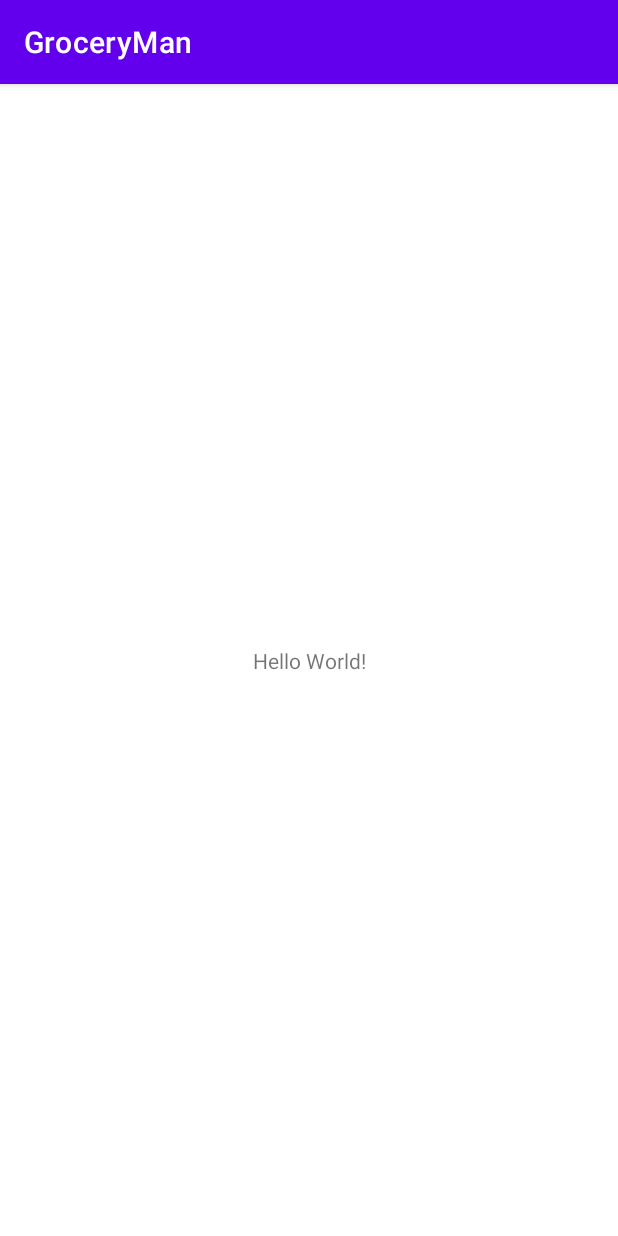
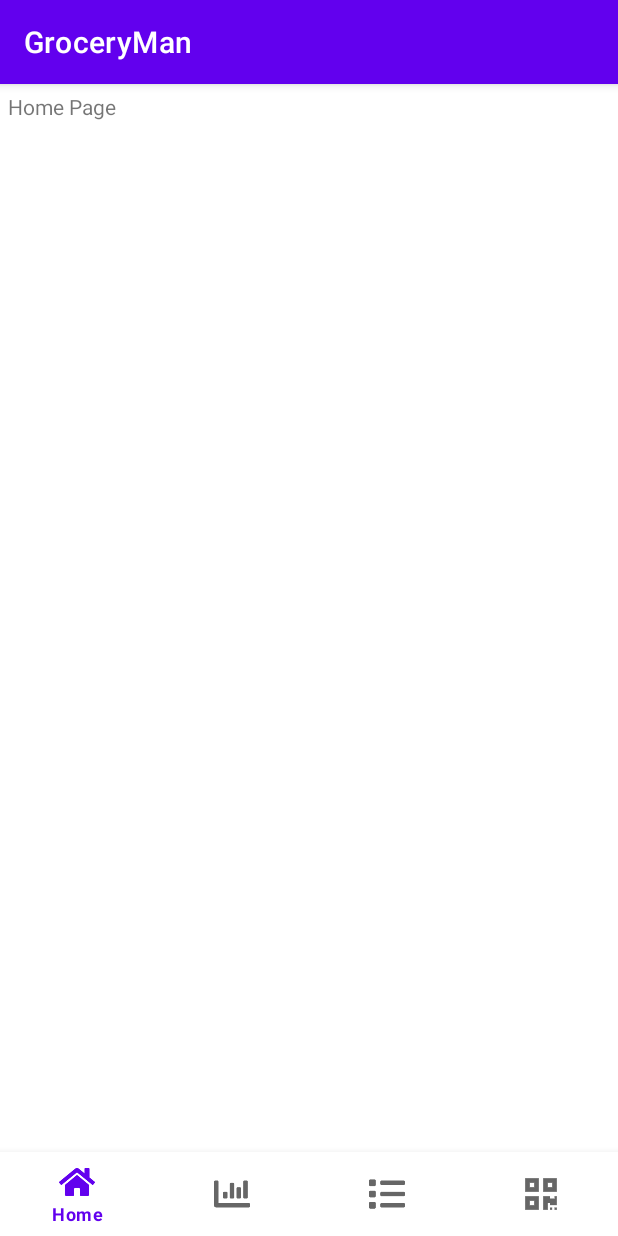
Before and after one commit to nikkon404/GroceryMan, an Android app: the screen it shows after launch (MainActivity), on a phone screen of 412 x 824 dp. Run offline under Robolectric (Android 15) with nearby library versions, the light colour scheme and no system bars.

Commit message:
added bottom nav bar

```diff
--- a/app/build.gradle
+++ b/app/build.gradle
@@ -29,10 +29,15 @@ android {
 
 dependencies {
 
+    implementation 'com.google.android.material:material:1.1.0'
+
+
     implementation 'androidx.appcompat:appcompat:1.5.1'
     implementation 'com.google.android.material:material:1.7.0'
     implementation 'androidx.constraintlayout:constraintlayout:2.1.4'
     testImplementation 'junit:junit:4.13.2'
     androidTestImplementation 'androidx.test.ext:junit:1.1.4'
     androidTestImplementation 'androidx.test.espresso:espresso-core:3.5.0'
+
+
 }
--- a/app/src/main/AndroidManifest.xml
+++ b/app/src/main/AndroidManifest.xml
@@ -14,7 +14,7 @@
         android:theme="@style/Theme.GroceryMan"
         tools:targetApi="31">
         <activity
-            android:name=".MainActivity"
+            android:name=".Activities.MainActivity"
             android:exported="true">
             <intent-filter>
                 <action android:name="android.intent.action.MAIN" />
--- /dev/null
+++ b/app/src/main/java/com/nikkon/groceryman/Activities/MainActivity.java
@@ -0,0 +1,62 @@
+package com.nikkon.groceryman.Activities;
+
+import androidx.annotation.NonNull;
+import androidx.appcompat.app.AppCompatActivity;
+import androidx.fragment.app.Fragment;
+
+import android.os.Bundle;
+import android.view.MenuItem;
+
+import com.google.android.material.bottomnavigation.BottomNavigationView;
+import com.google.android.material.navigation.NavigationBarView;
+import com.nikkon.groceryman.Fragments.ChartFragment;
+import com.nikkon.groceryman.Fragments.HomeFragment;
+import com.nikkon.groceryman.Fragments.ScannerFragment;
+import com.nikkon.groceryman.R;
+
+public class MainActivity extends AppCompatActivity implements NavigationBarView.OnItemSelectedListener {
+
+    BottomNavigationView bottomNavigationView;
+
+    @Override
+    protected void onCreate(Bundle savedInstanceState) {
+        super.onCreate(savedInstanceState);
+        setContentView(R.layout.activity_main);
+        bottomNavigationView = findViewById(R.id.bottom_nav);
+        bottomNavigationView.setOnItemSelectedListener(this);
+        loadFragment(new HomeFragment());
+
+    }
+
+    void loadFragment(Fragment fragment) {
+        //to attach fragment
+        getSupportFragmentManager().beginTransaction().replace(R.id.relativelayout, fragment).commit();
+    }
+
+    @Override
+    public boolean onNavigationItemSelected(@NonNull MenuItem item) {
+        Fragment fragment = null;
+        switch (item.getItemId()) {
+            case R.id.nav_home:
+                fragment = new HomeFragment();
+                break;
+            case R.id.nav_chart:
+                fragment = new ChartFragment();
+                break;
+            case R.id.nav_shopping_list:
+                break;
+            case R.id.nav_qr_scan:
+                fragment = new ScannerFragment();
+                break;
+        }
+        if (fragment != null) {
+            loadFragment(fragment);
+        }
+        return true;
+    }
+
+    @Override
+    public void onPointerCaptureChanged(boolean hasCapture) {
+        super.onPointerCaptureChanged(hasCapture);
+    }
+}
--- /dev/null
+++ b/app/src/main/java/com/nikkon/groceryman/Fragments/HomeFragment.java
@@ -0,0 +1,28 @@
+package com.nikkon.groceryman.Fragments;
+
+import android.os.Bundle;
+
+import androidx.fragment.app.Fragment;
+
+import android.view.LayoutInflater;
+import android.view.View;
+import android.view.ViewGroup;
+
+import com.nikkon.groceryman.R;
+
+
+public class HomeFragment extends Fragment {
+
+
+    public HomeFragment() {
+        // Required empty public constructor
+    }
+
+
+    @Override
+    public View onCreateView(LayoutInflater inflater, ViewGroup container,
+                             Bundle savedInstanceState) {
+        // Inflate the layout for this fragment
+        return inflater.inflate(R.layout.fragment_home, container, false);
+    }
+}
--- a/app/src/main/java/com/nikkon/groceryman/MainActivity.java
+++ /dev/null
@@ -1,14 +0,0 @@
-package com.nikkon.groceryman;
-
-import androidx.appcompat.app.AppCompatActivity;
-
-import android.os.Bundle;
-
-public class MainActivity extends AppCompatActivity {
-
-    @Override
-    protected void onCreate(Bundle savedInstanceState) {
-        super.onCreate(savedInstanceState);
-        setContentView(R.layout.activity_main);
-    }
-}
--- /dev/null
+++ b/app/src/main/java/com/nikkon/groceryman/Utils/Utils.java
@@ -0,0 +1,6 @@
+package com.nikkon.groceryman.Utils;
+
+public class Utils {
+    public static final String API_URL = "https://api.upcitemdb.com/prod/trial/lookup?upc=";
+
+}
--- a/app/src/main/res/layout/activity_main.xml
+++ b/app/src/main/res/layout/activity_main.xml
@@ -1,18 +1,27 @@
 <?xml version="1.0" encoding="utf-8"?>
-<androidx.constraintlayout.widget.ConstraintLayout xmlns:android="http://schemas.android.com/apk/res/android"
+<RelativeLayout
+    xmlns:android="http://schemas.android.com/apk/res/android"
     xmlns:app="http://schemas.android.com/apk/res-auto"
     xmlns:tools="http://schemas.android.com/tools"
     android:layout_width="match_parent"
     android:layout_height="match_parent"
-    tools:context=".MainActivity">
+    tools:context=".Activities.MainActivity">
 
-    <TextView
-        android:layout_width="wrap_content"
+    <RelativeLayout
+        android:layout_width="match_parent"
+        android:layout_height="match_parent"
+        android:id="@+id/relativelayout"
+        android:layout_marginBottom="65dp"
+        android:padding="5dp">
+
+    </RelativeLayout>
+
+    <com.google.android.material.bottomnavigation.BottomNavigationView
+        android:layout_width="match_parent"
         android:layout_height="wrap_content"
-        android:text="Hello World!"
-        app:layout_constraintBottom_toBottomOf="parent"
-        app:layout_constraintEnd_toEndOf="parent"
-        app:layout_constraintStart_toStartOf="parent"
-        app:layout_constraintTop_toTopOf="parent" />
-
-</androidx.constraintlayout.widget.ConstraintLayout>
+        app:menu="@menu/menu"
+        android:layout_alignParentBottom="true"
+        android:id="@+id/bottom_nav"
+        >
+    </com.google.android.material.bottomnavigation.BottomNavigationView>
+</RelativeLayout>
--- /dev/null
+++ b/app/src/main/res/layout/fragment_home.xml
@@ -0,0 +1,14 @@
+<?xml version="1.0" encoding="utf-8"?>
+<FrameLayout xmlns:android="http://schemas.android.com/apk/res/android"
+    xmlns:tools="http://schemas.android.com/tools"
+    android:layout_width="match_parent"
+    android:layout_height="match_parent"
+    tools:context=".Fragments.HomeFragment">
+
+    <!-- TODO: Update blank fragment layout -->
+    <TextView
+        android:layout_width="match_parent"
+        android:layout_height="match_parent"
+        android:text="Home Page" />
+
+</FrameLayout>
--- /dev/null
+++ b/app/src/main/res/menu/menu.xml
@@ -0,0 +1,20 @@
+<?xml version="1.0" encoding="utf-8"?>
+<menu xmlns:android="http://schemas.android.com/apk/res/android">
+    <item
+        android:title="@string/home"
+        android:id="@+id/nav_home"
+        android:icon="@drawable/ic_home"/>
+    <item
+        android:title="@string/chart"
+        android:id="@+id/nav_chart"
+        android:icon="@drawable/ic_chart"/>
+    <item
+        android:title="@string/shopping_list"
+        android:id="@+id/nav_shopping_list"
+        android:icon="@drawable/ic_list"/>
+
+    <item
+        android:title="@string/scan"
+        android:id="@+id/nav_qr_scan"
+        android:icon="@drawable/ic_qr"/>
+</menu>
--- a/app/src/main/res/values/strings.xml
+++ b/app/src/main/res/values/strings.xml
@@ -1,3 +1,9 @@
 <resources>
     <string name="app_name">GroceryMan</string>
+    <!-- TODO: Remove or change this placeholder text -->
+    <string name="hello_blank_fragment">Hello blank fragment</string>
+    <string name="home">Home</string>
+    <string name="chart">Chart</string>
+    <string name="shopping_list">Shopping List</string>
+    <string name="scan">Scan</string>
 </resources>
```
Also changed, not shown: app/src/main/java/com/nikkon/groceryman/Fragments/ChartFragment.java (added, +28 -0 lines), app/src/main/java/com/nikkon/groceryman/Fragments/ScannerFragment.java (added, +22 -0 lines), app/src/main/java/com/nikkon/groceryman/Utils/DBHelper.java (added, +8 -0 lines), app/src/main/res/layout/fragment_chart.xml (added, +15 -0 lines), app/src/main/res/layout/fragment_scanner.xml (added, +16 -0 lines), app/src/main/res/drawable/ic_chart.png (added), app/src/main/res/drawable/ic_home.png (added), app/src/main/res/drawable/ic_list.png (added), app/src/main/res/drawable/ic_qr.png (added).
